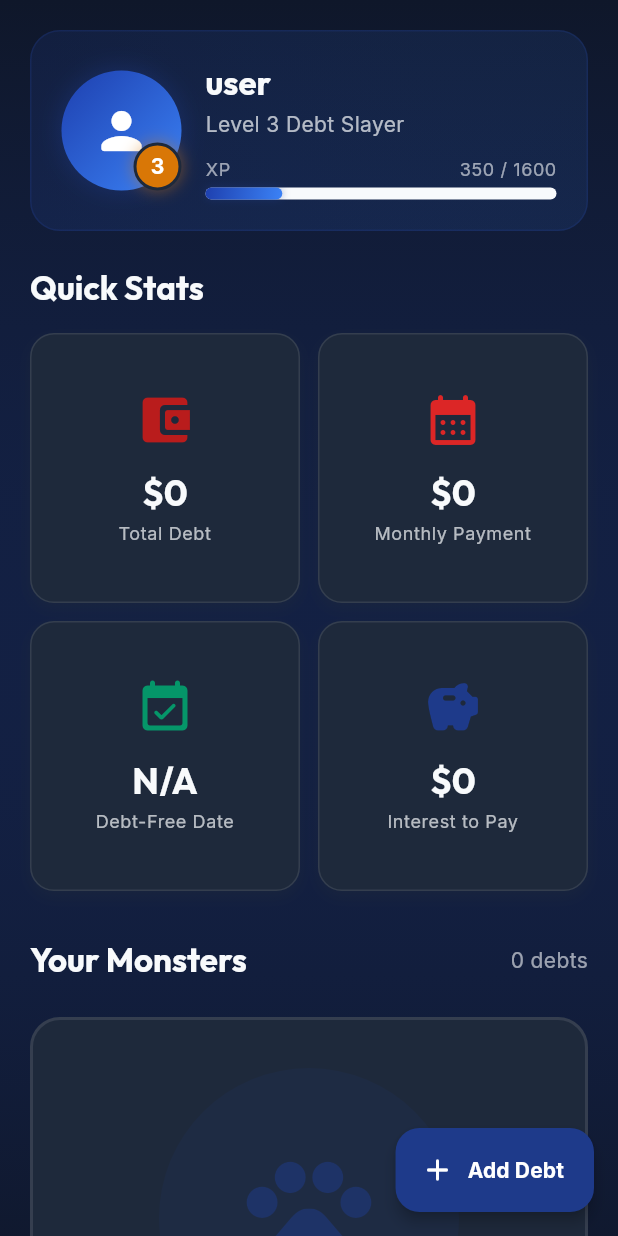
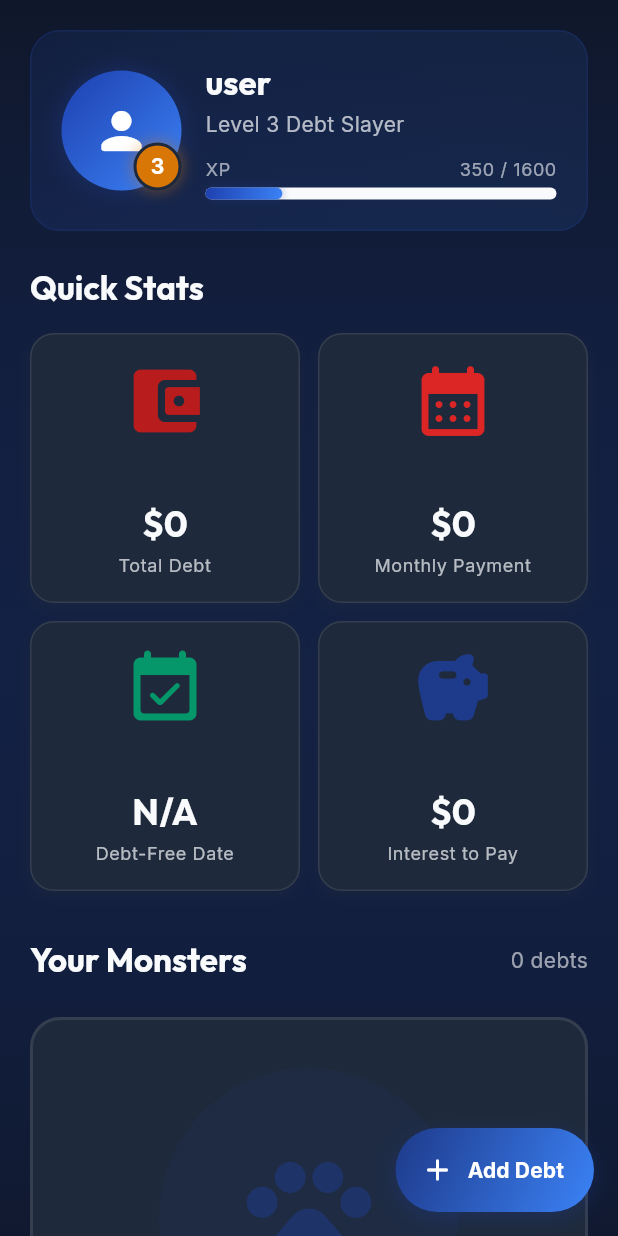
Before and after one commit to fakhrihabb/undebt, a Flutter app: the DashboardScreen screen opened directly, on a phone screen of 412 x 824 dp. Run offline on Flutter 3.47's test engine with Material 3 defaults, Android fonts, the phone set to English and light mode, and no system bars; our stand-ins replace flutter_animate, flutter_dotenv, go_router, google_fonts, hive, hive_flutter and 1 more; accounts and stored records are empty.

Commit message:
style: larger stat icons, bottom-aligned text, gradient FAB

```diff
--- a/lib/features/dashboard/screens/dashboard_screen.dart
+++ b/lib/features/dashboard/screens/dashboard_screen.dart
@@ -134,15 +134,36 @@ class DashboardScreen extends StatelessWidget {
       ),
 
       // Floating Action Button
-      floatingActionButton: FloatingActionButton.extended(
+      floatingActionButton: Container(
+        decoration: BoxDecoration(
+          gradient: LinearGradient(
+            colors: [
+              AppColors.primaryBlue,
+              AppColors.skyBlue,
+            ],
+            begin: Alignment.topLeft,
+            end: Alignment.bottomRight,
+          ),
+          borderRadius: BorderRadius.circular(28),
+          boxShadow: [
+            BoxShadow(
+              color: AppColors.primaryBlue.withValues(alpha: 0.4),
+              blurRadius: 12,
+              offset: const Offset(0, 4),
+            ),
+          ],
+        ),
+        child: FloatingActionButton.extended(
           onPressed: () => context.push('/debt-input'),
-        backgroundColor: AppColors.primaryBlue,
+          backgroundColor: Colors.transparent,
+          elevation: 0,
           icon: const Icon(Icons.add_rounded, color: Colors.white),
           label: const Text(
             'Add Debt',
             style: TextStyle(
               color: Colors.white,
               fontWeight: FontWeight.bold,
+            ),
           ),
         ),
       ),
--- a/lib/features/dashboard/widgets/stat_card.dart
+++ b/lib/features/dashboard/widgets/stat_card.dart
@@ -40,18 +40,19 @@ class StatCard extends StatelessWidget {
       ),
       child: Column(
         crossAxisAlignment: CrossAxisAlignment.center,
-        mainAxisAlignment: MainAxisAlignment.center,
+        mainAxisAlignment: MainAxisAlignment.spaceBetween,
         children: [
-          // Icon
+          // Icon at top
           Icon(
             icon,
-            size: 40,
+            size: 56,
             color: iconColor ?? AppColors.primaryBlue,
           ),
 
-          const SizedBox(height: 12),
-
-          // Value
+          // Value and Label at bottom
+          Column(
+            mainAxisSize: MainAxisSize.min,
+            children: [
               Text(
                 value,
                 style: Theme.of(context).textTheme.headlineSmall?.copyWith(
@@ -62,10 +63,7 @@ class StatCard extends StatelessWidget {
                 overflow: TextOverflow.ellipsis,
                 textAlign: TextAlign.center,
               ),
-
               const SizedBox(height: 4),
-
-          // Label
               Text(
                 label,
                 style: Theme.of(context).textTheme.bodySmall?.copyWith(
@@ -77,6 +75,8 @@ class StatCard extends StatelessWidget {
               ),
             ],
           ),
+        ],
+      ),
     );
   }
 }
```
Lines whose indentation alone changed are shown as unchanged.
